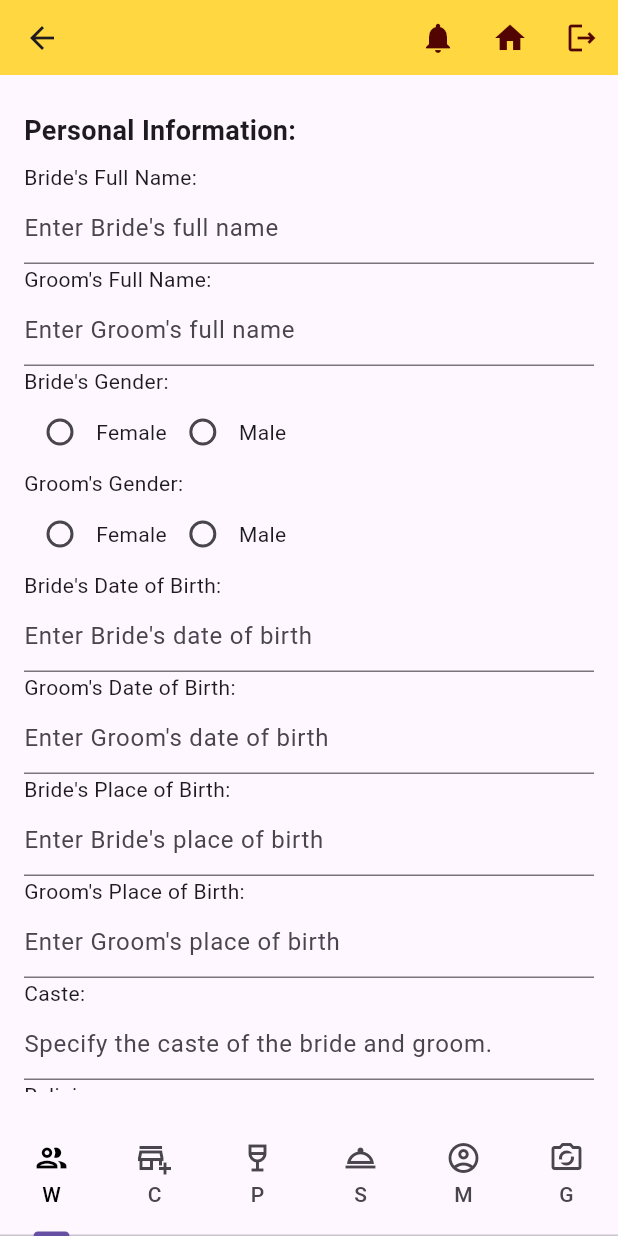
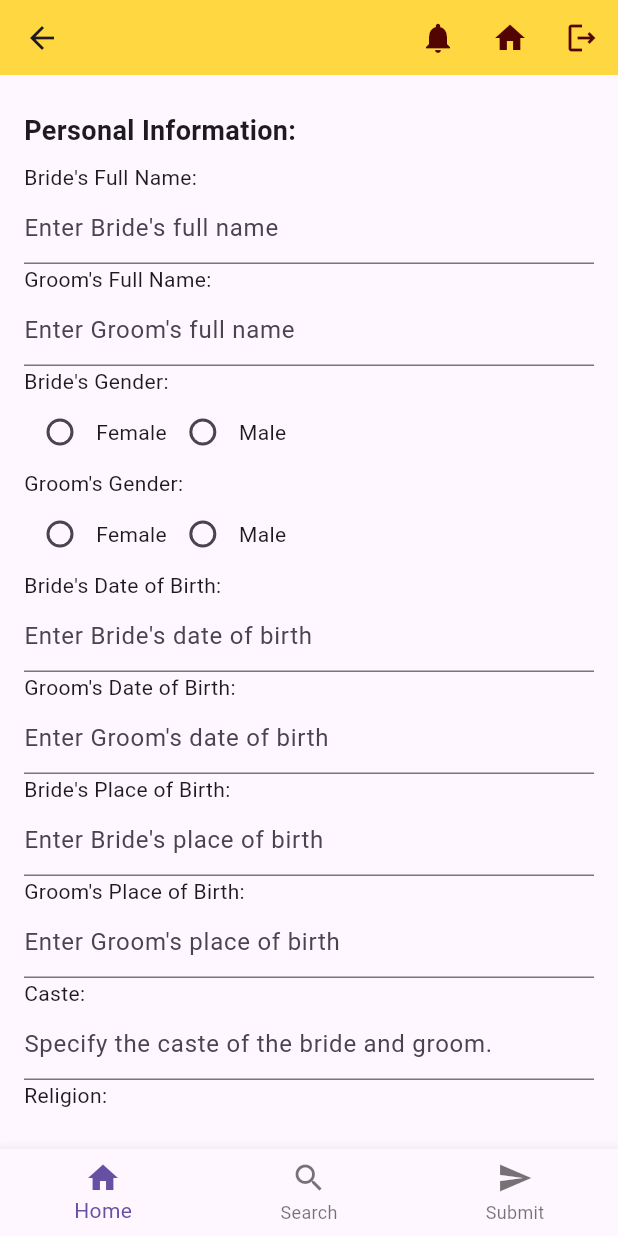
Before and after one commit to creeper12137/whistlingwooz_team_3a, a Flutter app: the screen it shows after launch, item 5 of the bottom bar chosen, on a phone screen of 412 x 824 dp. Run offline on Flutter 3.47's test engine with Material 3 defaults, Android fonts, the phone set to English and light mode, and no system bars; our stand-ins replace firebase_auth, firebase_core; accounts and stored records are empty.

Commit message:
[EAP-71]Fixed the over flow issue on the screen

```diff
--- a/whistlingwoodz/lib/screens/inquiry_form_screen.dart
+++ b/whistlingwoodz/lib/screens/inquiry_form_screen.dart
@@ -116,7 +116,7 @@ class _InquiryFormState extends State<InquiryForm> {
                                   // inquiry text form field
                                   _buildInquiry(),
                                   const SizedBox(
-                                    height: 30,
+                                    height: 20,
                                   ),
                                   // submit button
                                   _buildSubmit(),
@@ -232,7 +232,7 @@ class _InquiryFormState extends State<InquiryForm> {
   // inquiry text form field
   Widget _buildInquiry() => TextFormField(
         autofocus: false,
-        maxLines: 8,
+        maxLines: 10,
         keyboardType: TextInputType.multiline,
         decoration: const InputDecoration(
           labelText: "Enter your message here*",
@@ -250,7 +250,7 @@ class _InquiryFormState extends State<InquiryForm> {
         width: double.infinity,
         child: OutlinedButton(
           style: TextButton.styleFrom(
-            padding: const EdgeInsets.symmetric(vertical: 20),
+            padding: const EdgeInsets.symmetric(vertical: 26),
             foregroundColor: Colors.yellowAccent,
             backgroundColor: Colors.yellow[900],
             elevation: 15,
--- a/whistlingwoodz/lib/screens/match_making_screen.dart
+++ b/whistlingwoodz/lib/screens/match_making_screen.dart
@@ -4,7 +4,7 @@ import 'package:whistlingwoodz/widgets/app_bar_widget.dart';
 import 'package:whistlingwoodz/widgets/bottom_navigation_bar_widget.dart';
 
 class MatchMaking extends StatefulWidget {
-  const MatchMaking({super.key});
+  const MatchMaking({Key? key}) : super(key: key);
 
   @override
   State<MatchMaking> createState() => _MatchMakingState();
@@ -72,13 +72,13 @@ class _MatchMakingState extends State<MatchMaking> {
               _buildSectionTitle('Additional Information:'),
               _buildTextField('Specific Considerations',
                   'Include any additional information that may be relevant.'),
-              const SizedBox(height: 20),
-              _buildSubmit(),
             ],
           ),
         ),
       ),
-      bottomNavigationBar: const BottomBar(),
+      bottomNavigationBar: BottomBar(
+        onSubmit: _launchWebsite,
+      ),
     );
   }
 
@@ -158,7 +158,7 @@ class _MatchMakingState extends State<MatchMaking> {
     return Column(
       crossAxisAlignment: CrossAxisAlignment.start,
       children: [
-        Text('$label:'),
+        Text(label + ':'),
         TextField(
           decoration: InputDecoration(
             hintText: hint,
@@ -168,43 +168,47 @@ class _MatchMakingState extends State<MatchMaking> {
     );
   }
 
-  // submit button
-  Widget _buildSubmit() => SizedBox(
-        width: double.infinity,
-        child: OutlinedButton(
-          style: TextButton.styleFrom(
-            padding: const EdgeInsets.symmetric(vertical: 20),
-            foregroundColor: Colors.yellowAccent,
-            backgroundColor: Colors.yellow[900],
-            elevation: 5,
-            shadowColor: Colors.grey,
-            shape: const StadiumBorder(),
-            // shape: RoundedRectangleBorder(
-            //   borderRadius:
-            //       BorderRadius.circular(10),
-            // ),
-          ),
-          onPressed: () {
-            _launchURL();
-          },
-          child: Text(
-            "Submit Form".toUpperCase(),
-            style: const TextStyle(
-              fontSize: 14,
-              fontWeight: FontWeight.bold,
-              letterSpacing: 2,
-              color: Colors.white,
-            ),
-          ),
-        ),
-      );
-
-  void _launchURL() async {
-    final Uri url = Uri.parse('https://whistlingwoodz.com.au/contact-us');
-    if (await canLaunchUrl(url)) {
-      await launchUrl(url);
+  // Callback function to launch the website
+  void _launchWebsite() async {
+    const url = 'https://whistlingwoodz.com.au/';
+    if (await canLaunch(url)) {
+      await launch(url);
     } else {
       throw 'Could not launch $url';
     }
   }
 }
+
+class BottomBar extends StatelessWidget {
+  final VoidCallback onSubmit;
+
+  const BottomBar({Key? key, required this.onSubmit}) : super(key: key);
+
+  @override
+  Widget build(BuildContext context) {
+    return BottomNavigationBar(
+      items: const [
+        BottomNavigationBarItem(
+          icon: Icon(Icons.home),
+          label: 'Home',
+        ),
+        BottomNavigationBarItem(
+          icon: Icon(Icons.search),
+          label: 'Search',
+        ),
+        BottomNavigationBarItem(
+          icon: Icon(Icons.send),
+          label: 'Submit',
+        ),
+      ],
+      onTap: (index) {
+        if (index == 2) {
+          // The index of your submit button, call the onSubmit callback
+          onSubmit();
+        } else {
+          // Handle other taps if needed
+        }
+      },
+    );
+  }
+}
```
Also changed, not shown: whistlingwoodz/lib/screens/corporate_events_screen.dart (+23 -11 lines), whistlingwoodz/lib/screens/landing_page_screen.dart (+35 -41 lines), whistlingwoodz/lib/screens/parties_screen.dart (+5 -11 lines), whistlingwoodz/lib/screens/survey_form_screen.dart (+2 -66 lines), whistlingwoodz/lib/screens/wedding_celebrations_screen.dart (+9 -12 lines).
